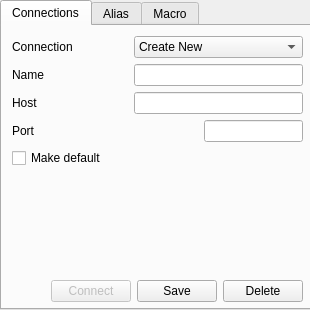
The window that src/devclient/gui_src/gui_option.ui (develer-staff/devclient) describes before a commit, drawn with Qt 5.
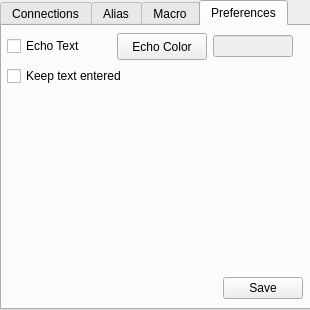
The same window after the commit. The open tabs and pages were chosen to show the change.

Commit message: aggiunto tab alle opzioni per gestire l'echo dei comandi e la possibilita' di tenere il testo inviato

Patch:
```diff
--- a/src/devclient/gui_src/gui_option.ui
+++ b/src/devclient/gui_src/gui_option.ui
@@ -717,6 +717,140 @@
      </layout>
     </widget>
    </widget>
+   <widget class="QWidget" name="tab_option" >
+    <attribute name="title" >
+     <string>Preferences</string>
+    </attribute>
+    <widget class="QWidget" name="" >
+     <property name="geometry" >
+      <rect>
+       <x>5</x>
+       <y>7</y>
+       <width>296</width>
+       <height>266</height>
+      </rect>
+     </property>
+     <layout class="QGridLayout" >
+      <item row="0" column="0" >
+       <widget class="QCheckBox" name="echo_text" >
+        <property name="minimumSize" >
+         <size>
+          <width>100</width>
+          <height>0</height>
+         </size>
+        </property>
+        <property name="text" >
+         <string>Echo Text</string>
+        </property>
+       </widget>
+      </item>
+      <item row="0" column="1" >
+       <widget class="QPushButton" name="echo_color_button" >
+        <property name="minimumSize" >
+         <size>
+          <width>90</width>
+          <height>27</height>
+         </size>
+        </property>
+        <property name="maximumSize" >
+         <size>
+          <width>90</width>
+          <height>16777215</height>
+         </size>
+        </property>
+        <property name="text" >
+         <string>Echo Color</string>
+        </property>
+       </widget>
+      </item>
+      <item row="0" column="2" >
+       <widget class="QLineEdit" name="echo_color" >
+        <property name="enabled" >
+         <bool>false</bool>
+        </property>
+        <property name="minimumSize" >
+         <size>
+          <width>80</width>
+          <height>0</height>
+         </size>
+        </property>
+        <property name="maximumSize" >
+         <size>
+          <width>80</width>
+          <height>16777215</height>
+         </size>
+        </property>
+        <property name="text" >
+         <string/>
+        </property>
+       </widget>
+      </item>
+      <item row="1" column="0" colspan="2" >
+       <widget class="QCheckBox" name="keep_text" >
+        <property name="minimumSize" >
+         <size>
+          <width>200</width>
+          <height>0</height>
+         </size>
+        </property>
+        <property name="text" >
+         <string>Keep text entered</string>
+        </property>
+       </widget>
+      </item>
+      <item row="1" column="2" >
+       <spacer>
+        <property name="orientation" >
+         <enum>Qt::Horizontal</enum>
+        </property>
+        <property name="sizeHint" >
+         <size>
+          <width>71</width>
+          <height>20</height>
+         </size>
+        </property>
+       </spacer>
+      </item>
+      <item row="2" column="0" colspan="3" >
+       <spacer>
+        <property name="orientation" >
+         <enum>Qt::Vertical</enum>
+        </property>
+        <property name="sizeHint" >
+         <size>
+          <width>276</width>
+          <height>146</height>
+         </size>
+        </property>
+       </spacer>
+      </item>
+      <item row="3" column="0" colspan="3" >
+       <layout class="QHBoxLayout" >
+        <item>
+         <spacer>
+          <property name="orientation" >
+           <enum>Qt::Horizontal</enum>
+          </property>
+          <property name="sizeHint" >
+           <size>
+            <width>191</width>
+            <height>20</height>
+           </size>
+          </property>
+         </spacer>
+        </item>
+        <item>
+         <widget class="QPushButton" name="save_preferences" >
+          <property name="text" >
+           <string>Save</string>
+          </property>
+         </widget>
+        </item>
+       </layout>
+      </item>
+     </layout>
+    </widget>
+   </widget>
   </widget>
  </widget>
  <tabstops>
```
Left out of the diff: 1 changed line with no effect on the pictures. The commit also changes 9 other files.
